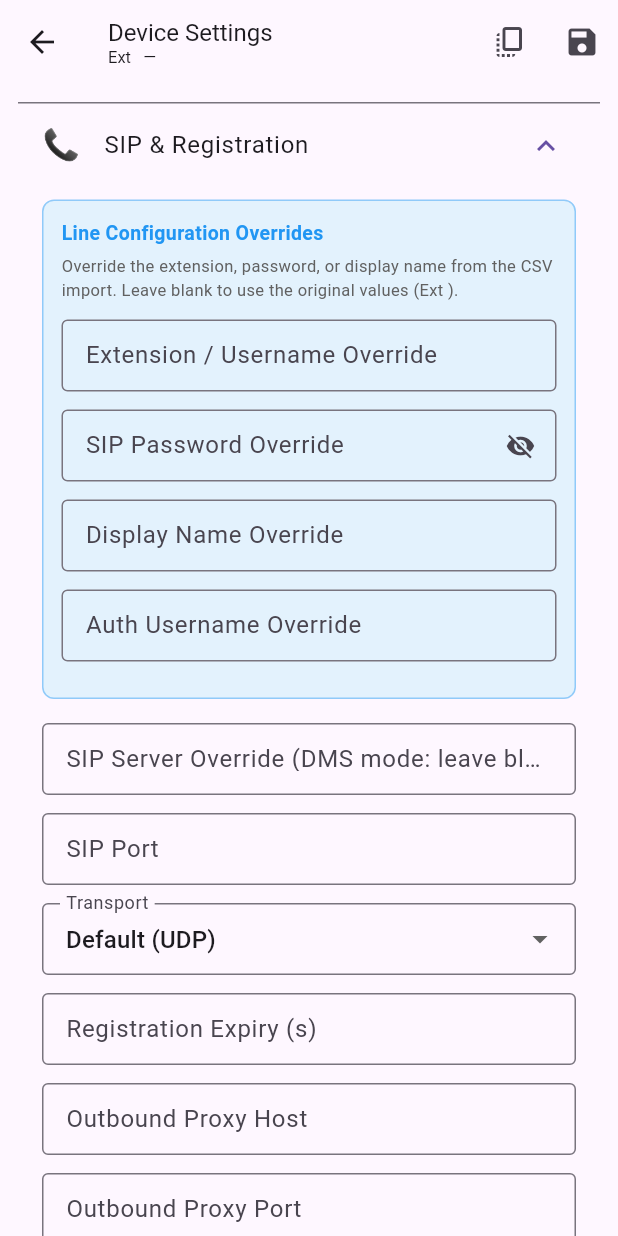
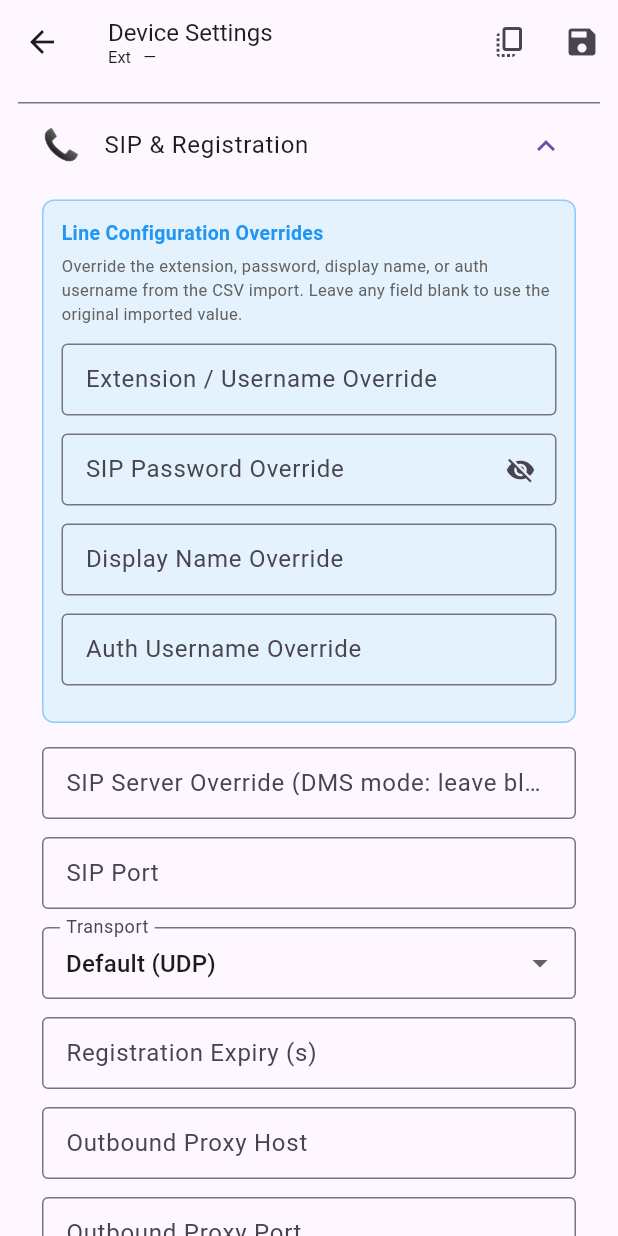
Before and after one commit to Ezra90/Pocket-Provisioner, a Flutter app: the DeviceSettingsEditorScreen screen opened directly with empty values, after a tap on "SIP & Registration", on a phone screen of 412 x 824 dp. Run offline on Flutter 3.47's test engine with Material 3 defaults, Android fonts, the phone set to English and light mode, and no system bars; our stand-ins replace csv, file_picker, mustache_template, open_filex, package_info_plus, permission_handler and 5 more; missing offline and left inert: excel, mobile_scanner, network_info_plus, shelf_router; accounts and stored records are empty; network calls fail; statements that could not run were skipped.

Commit message:
Fix code review comments: null safety and description text
Co-authored-by: Ezra90 <38937043+Ezra90@users.noreply.github.com>

```diff
--- a/lib/screens/dashboard_screen.dart
+++ b/lib/screens/dashboard_screen.dart
@@ -967,7 +967,7 @@ class _DashboardScreenState extends State<DashboardScreen> {
                                 _isServerRunning
                                     ? ProvisioningServer.serverUrl ?? 'http://$_localIp:8080'
                                     : 'http://$_localIp:8080'),
-                            _dhcpOptionRow('Option 150 (Cisco)', _localIp!),
+                            _dhcpOptionRow('Option 150 (Cisco)', _localIp ?? ''),
                           ],
                         ),
                       ),
--- a/lib/screens/device_settings_editor_screen.dart
+++ b/lib/screens/device_settings_editor_screen.dart
@@ -893,8 +893,8 @@ class _DeviceSettingsEditorScreenState
                           ),
                           const SizedBox(height: 4),
                           Text(
-                            'Override the extension, password, or display name from the CSV import. '
-                            'Leave blank to use the original values (Ext ${widget.extension}).',
+                            'Override the extension, password, display name, or auth username from the CSV import. '
+                            'Leave any field blank to use the original imported value.',
                             style: TextStyle(fontSize: 11, color: Colors.grey.shade700),
                           ),
                           const SizedBox(height: 12),
```
